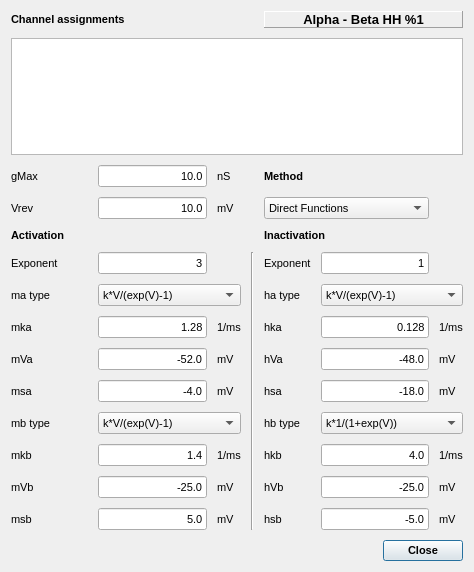
This is src/gui/AlphaBetaHHDlg.ui in CompEphys-team/stdpc as Qt 5 draws it before an edit. The edited form follows.
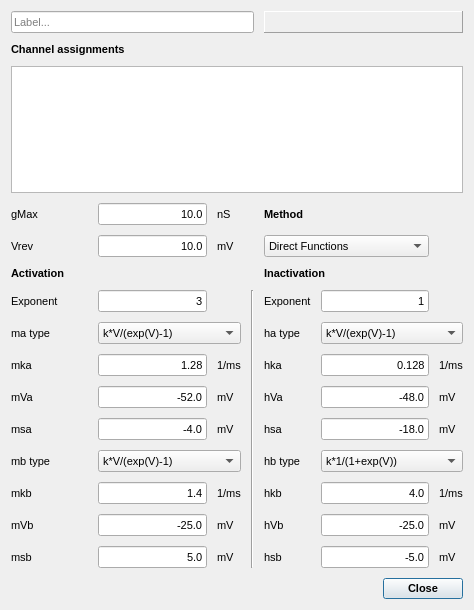
This is the edited form. Custom widgets are drawn as their Qt base class.

Commit message: Added Conductance labels to parameter dialog

```diff
--- a/src/gui/AlphaBetaHHDlg.ui
+++ b/src/gui/AlphaBetaHHDlg.ui
@@ -7,7 +7,7 @@
     <x>0</x>
     <y>0</y>
     <width>474</width>
-    <height>572</height>
+    <height>610</height>
    </rect>
   </property>
   <property name="font">
@@ -24,421 +24,89 @@
    <property name="spacing">
     <number>10</number>
    </property>
-   <item row="0" column="5" colspan="3">
-    <widget class="QLabel" name="HHDlgLabel">
-     <property name="enabled">
-      <bool>true</bool>
-     </property>
+   <item row="5" column="5" colspan="2">
+    <widget class="QComboBox" name="LUCombo">
      <property name="font">
       <font>
-       <pointsize>10</pointsize>
-       <weight>75</weight>
-       <bold>true</bold>
+       <pointsize>8</pointsize>
+       <weight>50</weight>
+       <bold>false</bold>
       </font>
      </property>
-     <property name="autoFillBackground">
-      <bool>false</bool>
-     </property>
-     <property name="styleSheet">
-      <string notr="true"/>
-     </property>
-     <property name="frameShape">
-      <enum>QFrame::Panel</enum>
-     </property>
-     <property name="frameShadow">
-      <enum>QFrame::Raised</enum>
-     </property>
-     <property name="lineWidth">
-      <number>1</number>
-     </property>
-     <property name="midLineWidth">
-      <number>0</number>
-     </property>
-     <property name="text">
-      <string>Alpha - Beta HH %1</string>
-     </property>
-     <property name="alignment">
-      <set>Qt::AlignCenter</set>
-     </property>
+     <item>
+      <property name="text">
+       <string>Direct Functions</string>
+      </property>
+     </item>
+     <item>
+      <property name="text">
+       <string>LookupTables</string>
+      </property>
+     </item>
     </widget>
    </item>
-   <item row="0" column="0" colspan="3">
-    <widget class="QLabel" name="label_40">
+   <item row="5" column="0">
+    <widget class="QLabel" name="label_5">
      <property name="font">
       <font>
-       <weight>75</weight>
-       <bold>true</bold>
+       <pointsize>8</pointsize>
+       <weight>50</weight>
+       <bold>false</bold>
       </font>
      </property>
      <property name="text">
-      <string>Channel assignments</string>
+      <string>Vrev</string>
      </property>
     </widget>
    </item>
-   <item row="16" column="5" colspan="3">
-    <widget class="QDialogButtonBox" name="buttonBox">
-     <property name="font">
-      <font>
-       <weight>75</weight>
-       <bold>true</bold>
-      </font>
+   <item row="10" column="2">
+    <widget class="QLineEdit" name="mkaE">
+     <property name="text">
+      <string>1.28</string>
      </property>
-     <property name="orientation">
-      <enum>Qt::Horizontal</enum>
+     <property name="maxLength">
+      <number>8</number>
      </property>
-     <property name="standardButtons">
-      <set>QDialogButtonBox::Close</set>
+     <property name="alignment">
+      <set>Qt::AlignRight|Qt::AlignTrailing|Qt::AlignVCenter</set>
      </property>
     </widget>
    </item>
-   <item row="14" column="5">
+   <item row="12" column="2">
+    <widget class="QLineEdit" name="msaE">
+     <property name="text">
+      <string>-4.0</string>
+     </property>
+     <property name="maxLength">
+      <number>8</number>
+     </property>
+     <property name="alignment">
+      <set>Qt::AlignRight|Qt::AlignTrailing|Qt::AlignVCenter</set>
+     </property>
+    </widget>
+   </item>
+   <item row="15" column="5">
     <widget class="QLabel" name="label_31">
      <property name="text">
       <string>hVb</string>
      </property>
     </widget>
    </item>
-   <item row="14" column="3">
-    <widget class="QLabel" name="label_28">
-     <property name="text">
-      <string>mV</string>
-     </property>
-    </widget>
-   </item>
-   <item row="14" column="6">
-    <widget class="QLineEdit" name="hVbE">
-     <property name="text">
-      <string>-25.0</string>
-     </property>
-     <property name="maxLength">
-      <number>8</number>
-     </property>
-     <property name="alignment">
-      <set>Qt::AlignRight|Qt::AlignTrailing|Qt::AlignVCenter</set>
-     </property>
-    </widget>
-   </item>
-   <item row="15" column="6">
-    <widget class="QLineEdit" name="hsbE">
-     <property name="text">
-      <string>-5.0</string>
-     </property>
-     <property name="maxLength">
-      <number>8</number>
-     </property>
-     <property name="alignment">
-      <set>Qt::AlignRight|Qt::AlignTrailing|Qt::AlignVCenter</set>
-     </property>
-    </widget>
-   </item>
-   <item row="13" column="6">
-    <widget class="QLineEdit" name="hkbE">
-     <property name="text">
-      <string>4.0</string>
-     </property>
-     <property name="maxLength">
-      <number>8</number>
-     </property>
-     <property name="alignment">
-      <set>Qt::AlignRight|Qt::AlignTrailing|Qt::AlignVCenter</set>
-     </property>
-    </widget>
-   </item>
-   <item row="14" column="2">
-    <widget class="QLineEdit" name="mVbE">
-     <property name="text">
-      <string>-25.0</string>
-     </property>
-     <property name="maxLength">
-      <number>8</number>
-     </property>
-     <property name="alignment">
-      <set>Qt::AlignRight|Qt::AlignTrailing|Qt::AlignVCenter</set>
-     </property>
-    </widget>
-   </item>
-   <item row="13" column="7">
-    <widget class="QLabel" name="label_34">
-     <property name="text">
-      <string>1/ms</string>
-     </property>
-    </widget>
-   </item>
-   <item row="13" column="3">
-    <widget class="QLabel" name="label_13">
-     <property name="text">
-      <string>1/ms</string>
-     </property>
-    </widget>
-   </item>
-   <item row="15" column="3">
-    <widget class="QLabel" name="label_26">
-     <property name="text">
-      <string>mV</string>
-     </property>
-    </widget>
-   </item>
-   <item row="15" column="2">
-    <widget class="QLineEdit" name="msbE">
-     <property name="text">
-      <string>5.0</string>
-     </property>
-     <property name="maxLength">
-      <number>8</number>
-     </property>
-     <property name="alignment">
-      <set>Qt::AlignRight|Qt::AlignTrailing|Qt::AlignVCenter</set>
-     </property>
-    </widget>
-   </item>
-   <item row="13" column="2">
-    <widget class="QLineEdit" name="mkbE">
-     <property name="text">
-      <string>1.4</string>
-     </property>
-     <property name="maxLength">
-      <number>8</number>
-     </property>
-     <property name="alignment">
-      <set>Qt::AlignRight|Qt::AlignTrailing|Qt::AlignVCenter</set>
-     </property>
-    </widget>
-   </item>
-   <item row="14" column="7">
-    <widget class="QLabel" name="label_35">
-     <property name="text">
-      <string>mV</string>
-     </property>
-    </widget>
-   </item>
-   <item row="15" column="0">
-    <widget class="QLabel" name="label_21">
-     <property name="text">
-      <string>msb</string>
-     </property>
-    </widget>
-   </item>
-   <item row="15" column="7">
-    <widget class="QLabel" name="label_30">
-     <property name="text">
-      <string>mV</string>
-     </property>
-    </widget>
-   </item>
-   <item row="13" column="5">
-    <widget class="QLabel" name="label_25">
-     <property name="text">
-      <string>hkb</string>
-     </property>
-    </widget>
-   </item>
-   <item row="15" column="5">
-    <widget class="QLabel" name="label_24">
-     <property name="text">
-      <string>hsb</string>
-     </property>
-    </widget>
-   </item>
-   <item row="14" column="0">
-    <widget class="QLabel" name="label_20">
-     <property name="text">
-      <string>mVb</string>
-     </property>
-    </widget>
-   </item>
-   <item row="10" column="0">
-    <widget class="QLabel" name="label_8">
-     <property name="text">
-      <string>mVa</string>
-     </property>
-    </widget>
-   </item>
-   <item row="8" column="0" colspan="2">
-    <widget class="QLabel" name="label_36">
-     <property name="text">
-      <string>ma type</string>
-     </property>
-    </widget>
-   </item>
    <item row="9" column="5">
-    <widget class="QLabel" name="label_16">
-     <property name="text">
-      <string>hka</string>
-     </property>
-    </widget>
-   </item>
-   <item row="3" column="5" colspan="2">
-    <widget class="QLabel" name="MethodL">
-     <property name="font">
-      <font>
-       <weight>75</weight>
-       <bold>true</bold>
-      </font>
-     </property>
-     <property name="text">
-      <string>Method</string>
-     </property>
-    </widget>
-   </item>
-   <item row="8" column="5">
     <widget class="QLabel" name="label_38">
      <property name="text">
       <string>ha type</string>
      </property>
     </widget>
    </item>
-   <item row="9" column="3">
-    <widget class="QLabel" name="label_27">
+   <item row="15" column="3">
+    <widget class="QLabel" name="label_28">
      <property name="text">
-      <string>1/ms</string>
+      <string>mV</string>
      </property>
     </widget>
    </item>
-   <item row="9" column="6">
-    <widget class="QLineEdit" name="hkaE">
-     <property name="text">
-      <string>0.128</string>
-     </property>
-     <property name="maxLength">
-      <number>8</number>
-     </property>
-     <property name="alignment">
-      <set>Qt::AlignRight|Qt::AlignTrailing|Qt::AlignVCenter</set>
-     </property>
-    </widget>
-   </item>
-   <item row="8" column="6" colspan="2">
-    <widget class="QComboBox" name="haFuncCombo">
-     <property name="font">
-      <font>
-       <pointsize>8</pointsize>
-       <weight>50</weight>
-       <bold>false</bold>
-      </font>
-     </property>
-     <item>
-      <property name="text">
-       <string>k*V/(exp(V)-1)</string>
-      </property>
-     </item>
-     <item>
-      <property name="text">
-       <string>k*exp(V)</string>
-      </property>
-     </item>
-     <item>
-      <property name="text">
-       <string>k*1/(1+exp(V))</string>
-      </property>
-     </item>
-    </widget>
-   </item>
-   <item row="7" column="0">
-    <widget class="QLabel" name="label_6">
-     <property name="text">
-      <string>Exponent</string>
-     </property>
-    </widget>
-   </item>
-   <item row="7" column="2">
-    <widget class="QLineEdit" name="mExpoE">
-     <property name="text">
-      <string>3</string>
-     </property>
-     <property name="maxLength">
-      <number>8</number>
-     </property>
-     <property name="alignment">
-      <set>Qt::AlignRight|Qt::AlignTrailing|Qt::AlignVCenter</set>
-     </property>
-    </widget>
-   </item>
-   <item row="7" column="4" rowspan="9">
-    <widget class="Line" name="line">
-     <property name="orientation">
-      <enum>Qt::Vertical</enum>
-     </property>
-    </widget>
-   </item>
-   <item row="9" column="0" colspan="2">
-    <widget class="QLabel" name="label_7">
-     <property name="text">
-      <string>mka</string>
-     </property>
-    </widget>
-   </item>
-   <item row="4" column="0">
-    <widget class="QLabel" name="label_5">
-     <property name="font">
-      <font>
-       <pointsize>8</pointsize>
-       <weight>50</weight>
-       <bold>false</bold>
-      </font>
-     </property>
-     <property name="text">
-      <string>Vrev</string>
-     </property>
-    </widget>
-   </item>
-   <item row="9" column="2">
-    <widget class="QLineEdit" name="mkaE">
-     <property name="text">
-      <string>1.28</string>
-     </property>
-     <property name="maxLength">
-      <number>8</number>
-     </property>
-     <property name="alignment">
-      <set>Qt::AlignRight|Qt::AlignTrailing|Qt::AlignVCenter</set>
-     </property>
-    </widget>
-   </item>
-   <item row="9" column="7">
-    <widget class="QLabel" name="label_29">
-     <property name="text">
-      <string>1/ms</string>
-     </property>
-    </widget>
-   </item>
-   <item row="1" column="0" colspan="8">
-    <widget class="AssignmentWidget&lt;CurrentAssignment&gt;" name="assignments">
-     <attribute name="horizontalHeaderStretchLastSection">
-      <bool>true</bool>
-     </attribute>
-     <attribute name="verticalHeaderDefaultSectionSize">
-      <number>25</number>
-     </attribute>
-    </widget>
-   </item>
    <item row="4" column="3">
-    <widget class="QLabel" name="label_10">
-     <property name="font">
-      <font>
-       <pointsize>8</pointsize>
-       <weight>50</weight>
-       <bold>false</bold>
-      </font>
-     </property>
-     <property name="text">
-      <string>mV</string>
-     </property>
-    </widget>
-   </item>
-   <item row="7" column="6">
-    <widget class="QLineEdit" name="hExpoE">
-     <property name="text">
-      <string>1</string>
-     </property>
-     <property name="maxLength">
-      <number>8</number>
-     </property>
-     <property name="alignment">
-      <set>Qt::AlignRight|Qt::AlignTrailing|Qt::AlignVCenter</set>
-     </property>
-    </widget>
-   </item>
-   <item row="3" column="3">
     <widget class="QLabel" name="label_9">
      <property name="font">
       <font>
@@ -452,40 +120,20 @@
      </property>
     </widget>
    </item>
-   <item row="7" column="5">
-    <widget class="QLabel" name="label_12">
+   <item row="15" column="6">
+    <widget class="QLineEdit" name="hVbE">
      <property name="text">
-      <string>Exponent</string>
+      <string>-25.0</string>
      </property>
-    </widget>
-   </item>
-   <item row="8" column="2" colspan="2">
-    <widget class="QComboBox" name="maFuncCombo">
-     <property name="font">
-      <font>
-       <pointsize>8</pointsize>
-       <weight>50</weight>
-       <bold>false</bold>
-      </font>
+     <property name="maxLength">
+      <number>8</number>
      </property>
-     <item>
-      <property name="text">
-       <string>k*V/(exp(V)-1)</string>
-      </property>
-     </item>
-     <item>
-      <property name="text">
-       <string>k*exp(V)</string>
-      </property>
-     </item>
-     <item>
-      <property name="text">
-       <string>k*1/(1+exp(V))</string>
-      </property>
-     </item>
+     <property name="alignment">
+      <set>Qt::AlignRight|Qt::AlignTrailing|Qt::AlignVCenter</set>
+     </property>
     </widget>
    </item>
-   <item row="3" column="0">
+   <item row="4" column="0">
     <widget class="QLabel" name="label_4">
      <property name="font">
       <font>
@@ -499,7 +147,7 @@
      </property>
     </widget>
    </item>
-   <item row="6" column="0" colspan="2">
+   <item row="7" column="0" colspan="2">
     <widget class="QLabel" name="label_14">
      <property name="font">
       <font>
@@ -512,21 +160,21 @@
      </property>
     </widget>
    </item>
-   <item row="6" column="5" colspan="2">
-    <widget class="QLabel" name="label_15">
-     <property name="font">
-      <font>
-       <weight>75</weight>
-       <bold>true</bold>
-      </font>
-     </property>
+   <item row="14" column="6">
+    <widget class="QLineEdit" name="hkbE">
      <property name="text">
-      <string>Inactivation</string>
+      <string>4.0</string>
      </property>
+     <property name="maxLength">
+      <number>8</number>
+     </property>
+     <property name="alignment">
+      <set>Qt::AlignRight|Qt::AlignTrailing|Qt::AlignVCenter</set>
+     </property>
     </widget>
    </item>
-   <item row="4" column="5" colspan="2">
-    <widget class="QComboBox" name="LUCombo">
+   <item row="9" column="6" colspan="2">
+    <widget class="QComboBox" name="haFuncCombo">
      <property name="font">
       <font>
        <pointsize>8</pointsize>
@@ -536,7 +184,7 @@
      </property>
      <item>
       <property name="text">
-       <string>Direct Functions</string>
+       <string>k*V/(exp(V)-1)</string>
       </property>
      </item>
      <item>
@@ -546,7 +194,36 @@
      </item>
     </widget>
    </item>
-   <item row="10" column="2">
+   <item row="13" column="6" colspan="2">
+    <widget class="QComboBox" name="hbFuncCombo">
+     <property name="font">
+      <font>
+       <pointsize>8</pointsize>
+       <weight>50</weight>
+       <bold>false</bold>
+      </font>
+     </property>
+     <property name="currentIndex">
+      <number>2</number>
+     </property>
+     <item>
+      <property name="text">
+       <string>k*V/(exp(V)-1)</string>
+      </property>
+     </item>
+     <item>
+      <property name="text">
+       <string>k*exp(V)</string>
+      </property>
+     </item>
+     <item>
+      <property name="text">
+       <string>k*1/(1+exp(V))</string>
+      </property>
+     </item>
+    </widget>
+   </item>
+   <item row="11" column="2">
     <widget class="QLineEdit" name="mVaE">
      <property name="text">
       <string>-52.0</string>
@@ -559,120 +236,173 @@
      </property>
     </widget>
    </item>
-   <item row="13" column="0" colspan="2">
+   <item row="4" column="5" colspan="2">
+    <widget class="QLabel" name="MethodL">
+     <property name="font">
+      <font>
+       <weight>75</weight>
+       <bold>true</bold>
+      </font>
+     </property>
+     <property name="text">
+      <string>Method</string>
+     </property>
+    </widget>
+   </item>
+   <item row="16" column="6">
+    <widget class="QLineEdit" name="hsbE">
+     <property name="text">
+      <string>-5.0</string>
+     </property>
+     <property name="maxLength">
+      <number>8</number>
+     </property>
+     <property name="alignment">
+      <set>Qt::AlignRight|Qt::AlignTrailing|Qt::AlignVCenter</set>
+     </property>
+    </widget>
+   </item>
+   <item row="1" column="0" colspan="3">
+    <widget class="QLabel" name="label_40">
+     <property name="font">
+      <font>
+       <weight>75</weight>
+       <bold>true</bold>
+      </font>
+     </property>
+     <property name="text">
+      <string>Channel assignments</string>
+     </property>
+    </widget>
+   </item>
+   <item row="14" column="0" colspan="2">
     <widget class="QLabel" name="label_11">
      <property name="text">
       <string>mkb</string>
      </property>
     </widget>
    </item>
-   <item row="12" column="6" colspan="2">
-    <widget class="QComboBox" name="hbFuncCombo">
-     <property name="font">
-      <font>
-       <pointsize>8</pointsize>
-       <weight>50</weight>
-       <bold>false</bold>
-      </font>
-     </property>
-     <property name="currentIndex">
-      <number>2</number>
-     </property>
-     <item>
-      <property name="text">
-       <string>k*V/(exp(V)-1)</string>
-      </property>
-     </item>
-     <item>
-      <property name="text">
-       <string>k*exp(V)</string>
-      </property>
-     </item>
-     <item>
-      <property name="text">
-       <string>k*1/(1+exp(V))</string>
-      </property>
-     </item>
-    </widget>
-   </item>
-   <item row="12" column="5">
-    <widget class="QLabel" name="label_39">
+   <item row="16" column="7">
+    <widget class="QLabel" name="label_30">
      <property name="text">
-      <string>hb type</string>
-     </property>
-    </widget>
-   </item>
-   <item row="11" column="5">
-    <widget class="QLabel" name="label_33">
-     <property name="text">
-      <string>hsa</string>
+      <string>mV</string>
      </property>
     </widget>
    </item>
    <item row="11" column="0">
-    <widget class="QLabel" name="label_19">
+    <widget class="QLabel" name="label_8">
      <property name="text">
-      <string>msa</string>
+      <string>mVa</string>
      </property>
     </widget>
    </item>
-   <item row="11" column="7">
-    <widget class="QLabel" name="label_32">
-     <property name="text">
-      <string>mV</string>
-     </property>
-    </widget>
-   </item>
-   <item row="12" column="2" colspan="2">
-    <widget class="QComboBox" name="mbFuncCombo">
-     <property name="font">
-      <font>
-       <pointsize>8</pointsize>
-       <weight>50</weight>
-       <bold>false</bold>
-      </font>
-     </property>
-     <item>
-      <property name="text">
-       <string>k*V/(exp(V)-1)</string>
-      </property>
-     </item>
-     <item>
-      <property name="text">
-       <string>k*exp(V)</string>
-      </property>
-     </item>
-     <item>
-      <property name="text">
-       <string>k*1/(1+exp(V))</string>
-      </property>
-     </item>
-    </widget>
-   </item>
-   <item row="11" column="2">
-    <widget class="QLineEdit" name="msaE">
-     <property name="text">
-      <string>-4.0</string>
-     </property>
-     <property name="maxLength">
-      <number>8</number>
-     </property>
-     <property name="alignment">
-      <set>Qt::AlignRight|Qt::AlignTrailing|Qt::AlignVCenter</set>
-     </property>
-    </widget>
-   </item>
-   <item row="10" column="5">
+   <item row="11" column="5">
     <widget class="QLabel" name="label_23">
      <property name="text">
       <string>hVa</string>
      </property>
     </widget>
    </item>
+   <item row="13" column="2" colspan="2">
+    <widget class="QComboBox" name="mbFuncCombo">
+     <property name="font">
+      <font>
+       <pointsize>8</pointsize>
+       <weight>50</weight>
+       <bold>false</bold>
+      </font>
+     </property>
+     <item>
+      <property name="text">
+       <string>k*V/(exp(V)-1)</string>
+      </property>
+     </item>
+     <item>
+      <property name="text">
+       <string>k*exp(V)</string>
+      </property>
+     </item>
+     <item>
+      <property name="text">
+       <string>k*1/(1+exp(V))</string>
+      </property>
+     </item>
+    </widget>
+   </item>
+   <item row="2" column="0" colspan="8">
+    <widget class="AssignmentWidget&lt;CurrentAssignment&gt;" name="assignments">
+     <attribute name="horizontalHeaderStretchLastSection">
+      <bool>true</bool>
+     </attribute>
+     <attribute name="verticalHeaderDefaultSectionSize">
+      <number>25</number>
+     </attribute>
+    </widget>
+   </item>
+   <item row="16" column="2">
+    <widget class="QLineEdit" name="msbE">
+     <property name="text">
+      <string>5.0</string>
+     </property>
+     <property name="maxLength">
+      <number>8</number>
+     </property>
+     <property name="alignment">
+      <set>Qt::AlignRight|Qt::AlignTrailing|Qt::AlignVCenter</set>
+     </property>
+    </widget>
+   </item>
+   <item row="15" column="7">
+    <widget class="QLabel" name="label_35">
+     <property name="text">
+      <string>mV</string>
+     </property>
+    </widget>
+   </item>
+   <item row="5" column="2">
+    <widget class="QLineEdit" name="VrevE">
+     <property name="font">
+      <font>
+       <pointsize>8</pointsize>
+       <weight>50</weight>
+       <bold>false</bold>
+      </font>
+     </property>
+     <property name="text">
+      <string>10.0</string>
+     </property>
+     <property name="maxLength">
+      <number>8</number>
+     </property>
+     <property name="alignment">
+      <set>Qt::AlignRight|Qt::AlignTrailing|Qt::AlignVCenter</set>
+     </property>
+    </widget>
+   </item>
+   <item row="4" column="2">
+    <widget class="QLineEdit" name="gMaxE">
+     <property name="font">
+      <font>
+       <pointsize>8</pointsize>
+       <weight>50</weight>
+       <bold>false</bold>
+      </font>
+     </property>
+     <property name="text">
+      <string>10.0</string>
+     </property>
+     <property name="maxLength">
+      <number>8</number>
+     </property>
+     <property name="alignment">
+      <set>Qt::AlignRight|Qt::AlignTrailing|Qt::AlignVCenter</set>
+     </property>
+    </widget>
+   </item>
    <item row="10" column="6">
-    <widget class="QLineEdit" name="hVaE">
+    <widget class="QLineEdit" name="hkaE">
      <property name="text">
-      <string>-48.0</string>
+      <string>0.128</string>
      </property>
      <property name="maxLength">
       <number>8</number>
@@ -682,28 +412,158 @@
      </property>
     </widget>
    </item>
-   <item row="11" column="3">
+   <item row="10" column="5">
+    <widget class="QLabel" name="label_16">
+     <property name="text">
+      <string>hka</string>
+     </property>
+    </widget>
+   </item>
+   <item row="9" column="0" colspan="2">
+    <widget class="QLabel" name="label_36">
+     <property name="text">
+      <string>ma type</string>
+     </property>
+    </widget>
+   </item>
+   <item row="12" column="3">
     <widget class="QLabel" name="label_18">
      <property name="text">
       <string>mV</string>
      </property>
     </widget>
    </item>
-   <item row="12" column="0" colspan="2">
+   <item row="13" column="0" colspan="2">
     <widget class="QLabel" name="label_37">
      <property name="text">
       <string>mb type</string>
      </property>
     </widget>
    </item>
-   <item row="10" column="3">
-    <widget class="QLabel" name="label_17">
-     <property name="text">
-      <string>mV</string>
-     </property>
-    </widget>
-   </item>
    <item row="11" column="6">
+    <widget class="QLineEdit" name="hVaE">
+     <property name="text">
+      <string>-48.0</string>
+     </property>
+     <property name="maxLength">
+      <number>8</number>
+     </property>
+     <property name="alignment">
+      <set>Qt::AlignRight|Qt::AlignTrailing|Qt::AlignVCenter</set>
+     </property>
+    </widget>
+   </item>
+   <item row="14" column="3">
+    <widget class="QLabel" name="label_13">
+     <property name="text">
+      <string>1/ms</string>
+     </property>
+    </widget>
+   </item>
+   <item row="6" column="1">
+    <spacer name="verticalSpacer">
+     <property name="orientation">
+      <enum>Qt::Vertical</enum>
+     </property>
+     <property name="sizeType">
+      <enum>QSizePolicy::Maximum</enum>
+     </property>
+     <property name="sizeHint" stdset="0">
+      <size>
+       <width>20</width>
+       <height>10</height>
+      </size>
+     </property>
+    </spacer>
+   </item>
+   <item row="3" column="1">
+    <spacer name="verticalSpacer_2">
+     <property name="orientation">
+      <enum>Qt::Vertical</enum>
+     </property>
+     <property name="sizeType">
+      <enum>QSizePolicy::Maximum</enum>
+     </property>
+     <property name="sizeHint" stdset="0">
+      <size>
+       <width>20</width>
+       <height>10</height>
+      </size>
+     </property>
+    </spacer>
+   </item>
+   <item row="8" column="0">
+    <widget class="QLabel" name="label_6">
+     <property name="text">
+      <string>Exponent</string>
+     </property>
+    </widget>
+   </item>
+   <item row="16" column="0">
+    <widget class="QLabel" name="label_21">
+     <property name="text">
+      <string>msb</string>
+     </property>
+    </widget>
+   </item>
+   <item row="12" column="7">
+    <widget class="QLabel" name="label_32">
+     <property name="text">
+      <string>mV</string>
+     </property>
+    </widget>
+   </item>
+   <item row="10" column="7">
+    <widget class="QLabel" name="label_29">
+     <property name="text">
+      <string>1/ms</string>
+     </property>
+    </widget>
+   </item>
+   <item row="15" column="2">
+    <widget class="QLineEdit" name="mVbE">
+     <property name="text">
+      <string>-25.0</string>
+     </property>
+     <property name="maxLength">
+      <number>8</number>
+     </property>
+     <property name="alignment">
+      <set>Qt::AlignRight|Qt::AlignTrailing|Qt::AlignVCenter</set>
+     </property>
+    </widget>
+   </item>
+   <item row="13" column="5">
+    <widget class="QLabel" name="label_39">
+     <property name="text">
+      <string>hb type</string>
+     </property>
+    </widget>
+   </item>
+   <item row="12" column="5">
+    <widget class="QLabel" name="label_33">
+     <property name="text">
+      <string>hsa</string>
+     </property>
+    </widget>
+   </item>
+   <item row="17" column="5" colspan="3">
+    <widget class="QDialogButtonBox" name="buttonBox">
+     <property name="font">
+      <font>
+       <weight>75</weight>
+       <bold>true</bold>
+      </font>
+     </property>
+     <property name="orientation">
+      <enum>Qt::Horizontal</enum>
+     </property>
+     <property name="standardButtons">
+      <set>QDialogButtonBox::Close</set>
+     </property>
+    </widget>
+   </item>
+   <item row="12" column="6">
     <widget class="QLineEdit" name="hsaE">
      <property name="text">
       <string>-18.0</string>
@@ -716,57 +576,128 @@
      </property>
     </widget>
    </item>
-   <item row="10" column="7">
+   <item row="8" column="2">
+    <widget class="QLineEdit" name="mExpoE">
+     <property name="text">
+      <string>3</string>
+     </property>
+     <property name="maxLength">
+      <number>8</number>
+     </property>
+     <property name="alignment">
+      <set>Qt::AlignRight|Qt::AlignTrailing|Qt::AlignVCenter</set>
+     </property>
+    </widget>
+   </item>
+   <item row="10" column="0" colspan="2">
+    <widget class="QLabel" name="label_7">
+     <property name="text">
+      <string>mka</string>
+     </property>
+    </widget>
+   </item>
+   <item row="8" column="4" rowspan="9">
+    <widget class="Line" name="line">
+     <property name="orientation">
+      <enum>Qt::Vertical</enum>
+     </property>
+    </widget>
+   </item>
+   <item row="15" column="0">
+    <widget class="QLabel" name="label_20">
+     <property name="text">
+      <string>mVb</string>
+     </property>
+    </widget>
+   </item>
+   <item row="14" column="7">
+    <widget class="QLabel" name="label_34">
+     <property name="text">
+      <string>1/ms</string>
+     </property>
+    </widget>
+   </item>
+   <item row="11" column="7">
     <widget class="QLabel" name="label_22">
      <property name="text">
       <string>mV</string>
      </property>
     </widget>
    </item>
-   <item row="5" column="1">
-    <spacer name="verticalSpacer">
-     <property name="orientation">
-      <enum>Qt::Vertical</enum>
+   <item row="5" column="3">
+    <widget class="QLabel" name="label_10">
+     <property name="font">
+      <font>
+       <pointsize>8</pointsize>
+       <weight>50</weight>
+       <bold>false</bold>
+      </font>
      </property>
-     <property name="sizeType">
-      <enum>QSizePolicy::Maximum</enum>
+     <property name="text">
+      <string>mV</string>
      </property>
-     <property name="sizeHint" stdset="0">
-      <size>
-       <width>20</width>
-       <height>10</height>
-      </size>
+    </widget>
+   </item>
+   <item row="8" column="5">
+    <widget class="QLabel" name="label_12">
+     <property name="text">
+      <string>Exponent</string>
      </property>
-    </spacer>
+    </widget>
    </item>
-   <item row="2" column="1">
-    <spacer name="verticalSpacer_2">
-     <property name="orientation">
-      <enum>Qt::Vertical</enum>
+   <item row="8" column="6">
+    <widget class="QLineEdit" name="hExpoE">
+     <property name="text">
+      <string>1</string>
      </property>
-     <property name="sizeType">
-      <enum>QSizePolicy::Maximum</enum>
+     <property name="maxLength">
+      <number>8</number>
      </property>
-     <property name="sizeHint" stdset="0">
-      <size>
-       <width>20</width>
-       <height>10</height>
-      </size>
+     <property name="alignment">
+      <set>Qt::AlignRight|Qt::AlignTrailing|Qt::AlignVCenter</set>
      </property>
-    </spacer>
+    </widget>
    </item>
-   <item row="4" column="2">
-    <widget class="QLineEdit" name="VrevE">
-     <property name="font">
-      <font>
-       <pointsize>8</pointsize>
-       <weight>50</weight>
-       <bold>false</bold>
-      </font>
+   <item row="10" column="3">
+    <widget class="QLabel" name="label_27">
+     <property name="text">
+      <string>1/ms</string>
      </property>
+    </widget>
+   </item>
+   <item row="16" column="3">
+    <widget class="QLabel" name="label_26">
      <property name="text">
-      <string>10.0</string>
+      <string>mV</string>
      </property>
+    </widget>
+   </item>
+   <item row="12" column="0">
+    <widget class="QLabel" name="label_19">
+     <property name="text">
+      <string>msa</string>
+     </property>
+    </widget>
+   </item>
+   <item row="11" column="3">
+    <widget class="QLabel" name="label_17">
+     <property name="text">
+      <string>mV</string>
+     </property>
+    </widget>
+   </item>
+   <item row="14" column="5">
+    <widget class="QLabel" name="label_25">
+     <property name="text">
+      <string>hkb</string>
+     </property>
+    </widget>
+   </item>
+   <item row="14" column="2">
+    <widget class="QLineEdit" name="mkbE">
+     <property name="text">
+      <string>1.4</string>
+     </property>
      <property name="maxLength">
       <number>8</number>
      </property>
@@ -775,8 +706,15 @@
      </property>
     </widget>
    </item>
-   <item row="3" column="2">
-    <widget class="QLineEdit" name="gMaxE">
+   <item row="16" column="5">
+    <widget class="QLabel" name="label_24">
+     <property name="text">
+      <string>hsb</string>
+     </property>
+    </widget>
+   </item>
+   <item row="9" column="2" colspan="2">
+    <widget class="QComboBox" name="maFuncCombo">
      <property name="font">
       <font>
        <pointsize>8</pointsize>
@@ -784,14 +722,78 @@
        <bold>false</bold>
       </font>
      </property>
+     <item>
+      <property name="text">
+       <string>k*V/(exp(V)-1)</string>
+      </property>
+     </item>
+     <item>
+      <property name="text">
+       <string>k*exp(V)</string>
+      </property>
+     </item>
+     <item>
+      <property name="text">
+       <string>k*1/(1+exp(V))</string>
+      </property>
+     </item>
+    </widget>
+   </item>
+   <item row="7" column="5" colspan="2">
+    <widget class="QLabel" name="label_15">
+     <property name="font">
+      <font>
+       <weight>75</weight>
+       <bold>true</bold>
+      </font>
+     </property>
      <property name="text">
-      <string>10.0</string>
+      <string>Inactivation</string>
      </property>
-     <property name="maxLength">
-      <number>8</number>
+    </widget>
+   </item>
+   <item row="0" column="0" colspan="5">
+    <widget class="QLineEdit" name="leLabel">
+     <property name="placeholderText">
+      <string>Label...</string>
      </property>
+    </widget>
+   </item>
+   <item row="0" column="5" colspan="3">
+    <widget class="QLabel" name="HHDlgLabel">
+     <property name="enabled">
+      <bool>true</bool>
+     </property>
+     <property name="font">
+      <font>
+       <pointsize>10</pointsize>
+       <weight>75</weight>
+       <bold>true</bold>
+      </font>
+     </property>
+     <property name="autoFillBackground">
+      <bool>false</bool>
+     </property>
+     <property name="styleSheet">
+      <string notr="true"/>
+     </property>
+     <property name="frameShape">
+      <enum>QFrame::Panel</enum>
+     </property>
+     <property name="frameShadow">
+      <enum>QFrame::Raised</enum>
+     </property>
+     <property name="lineWidth">
+      <number>1</number>
+     </property>
+     <property name="midLineWidth">
+      <number>0</number>
+     </property>
+     <property name="text">
+      <string/>
+     </property>
      <property name="alignment">
-      <set>Qt::AlignRight|Qt::AlignTrailing|Qt::AlignVCenter</set>
+      <set>Qt::AlignCenter</set>
      </property>
     </widget>
    </item>
```
Left out of the diff: 7 changed lines with no effect on the pictures. The commit also changes 20 other files.
